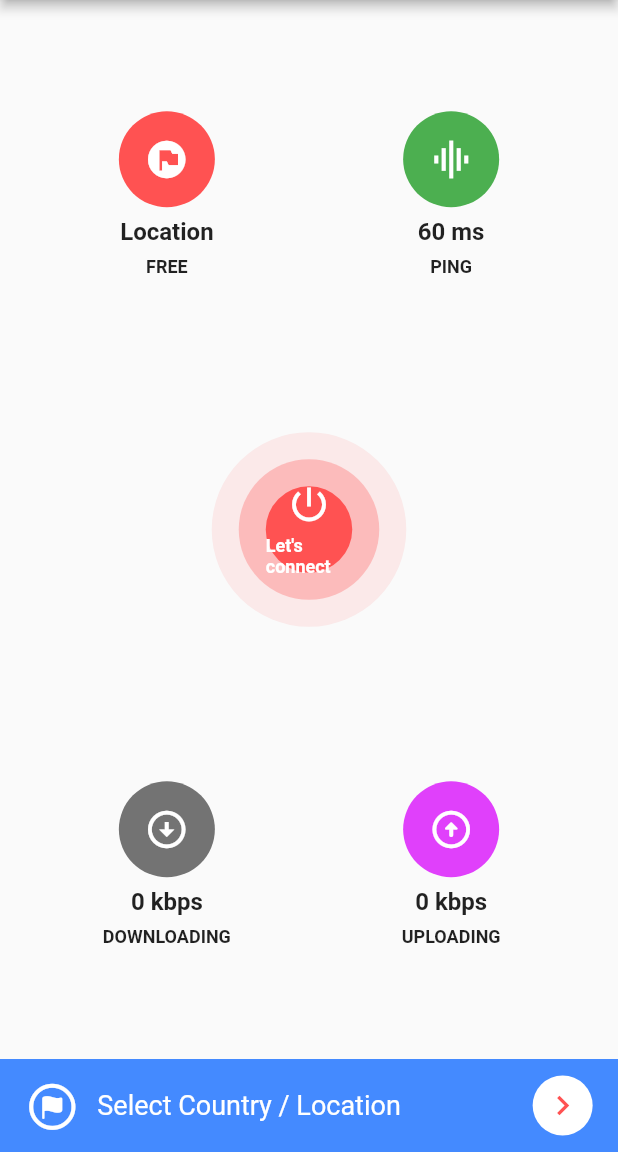
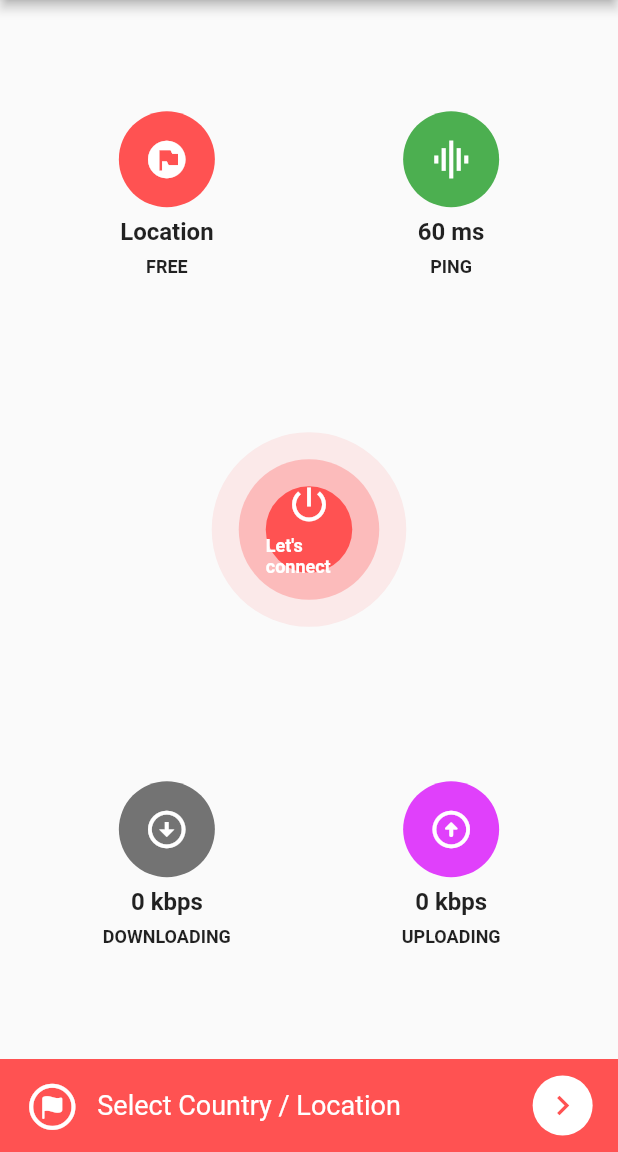
Before and after one commit to SHIHAB69/Vpn_flutter_project, a Flutter app: the screen it shows after launch, on a phone screen of 412 x 824 dp, the part 84-1236 px from its top. Run offline on Flutter 3.47's test engine with Material 2 defaults, Android fonts, the phone set to English and light mode, and no system bars; our stand-ins replace csv, get, hive_flutter; accounts and stored records are empty.

Commit message:
Ongoing VPN project

```diff
--- a/lib/allControllers/Controller_home.dart
+++ b/lib/allControllers/Controller_home.dart
@@ -1,5 +1,4 @@
 import 'dart:convert';
-import 'dart:ui';
 import 'package:flutter/material.dart';
 import 'package:get/get.dart';
 import 'package:vpn_basic_project/allModels/vpn_configuration.dart';
@@ -26,8 +25,8 @@ void connectToVpnNow() async
     final configuration = Utf8Decoder().convert(dataConfigVpn);
 //Username and password declaration
     final vpnConfiguration = VpnConfiguration(
-      username: "vpn",
-      password: "vpn",
+      username: "vpn",//VPN username
+      password: "vpn",//VPN password
       countryname: vpnInfo.value.countryLongNmae,
       config: configuration
     );
--- a/lib/allScreens/home_screen.dart
+++ b/lib/allScreens/home_screen.dart
@@ -28,7 +28,7 @@ return SafeArea(
        Get.to(()=> AvailableVpnServersLocationScreen());
       },
       child: Container(
-        color: Colors.blueAccent, //Bottom(Select country/Location)
+        color: Colors.redAccent, //Bottom(Select country/Location)
         padding: EdgeInsets.symmetric(horizontal: sizeScreen.width * .041),
         height: 62 ,
         child: Row(
```
